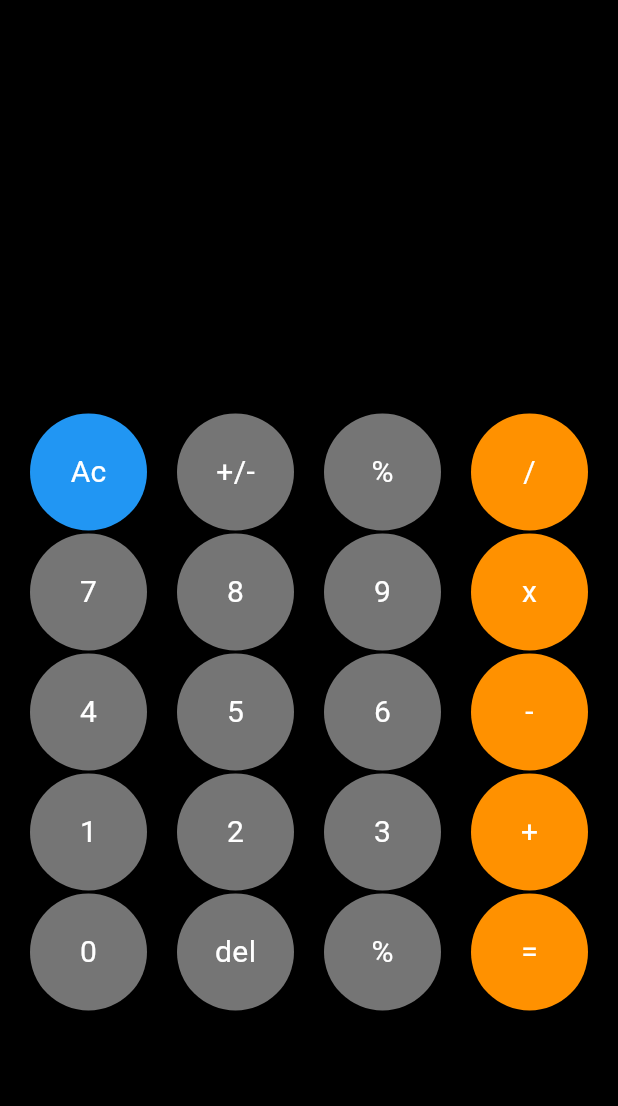
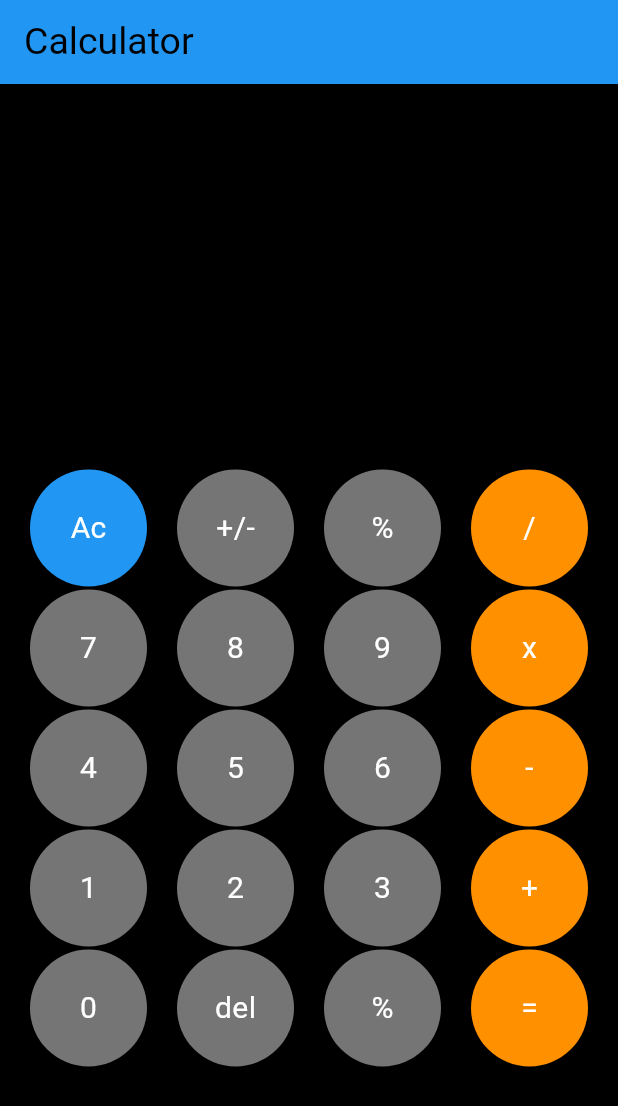
Before and after one commit to Rahulbist009/CalculatorApp, a Flutter app: the screen it shows after launch, on a phone screen of 412 x 824 dp. Shown: the top 1106 px of the screen. Run offline on Flutter 3.47's test engine with Material 3 defaults, Android fonts, the phone set to English and light mode, and no system bars; our stand-ins replace math_expressions.

Commit message:
app bar create

```diff
--- a/lib/homepage.dart
+++ b/lib/homepage.dart
@@ -17,6 +17,13 @@ class _HomePageState extends State<HomePage> {
   @override
   Widget build(BuildContext context) {
     return Scaffold(
+      appBar: AppBar(
+        backgroundColor: Colors.blue,
+        title: Text(
+          'Calculator',
+          style: TextStyle(fontSize: 25, color: Colors.black),
+        ),
+      ),
       backgroundColor: Colors.black,
       body: SafeArea(
         child: Padding(
```
